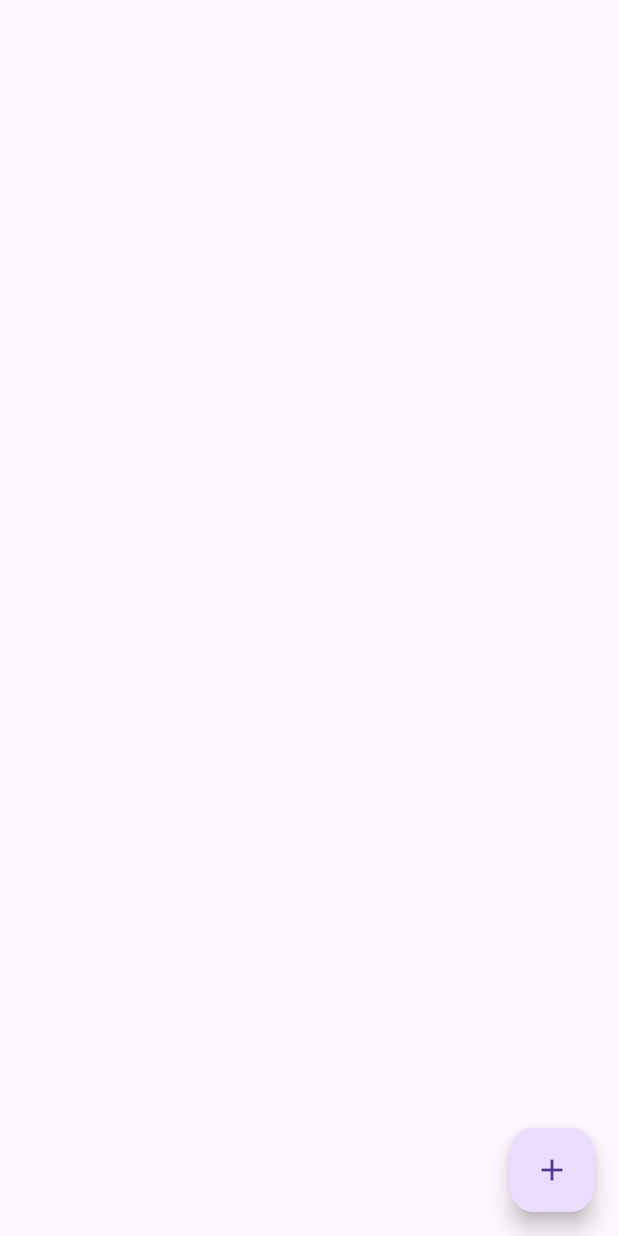
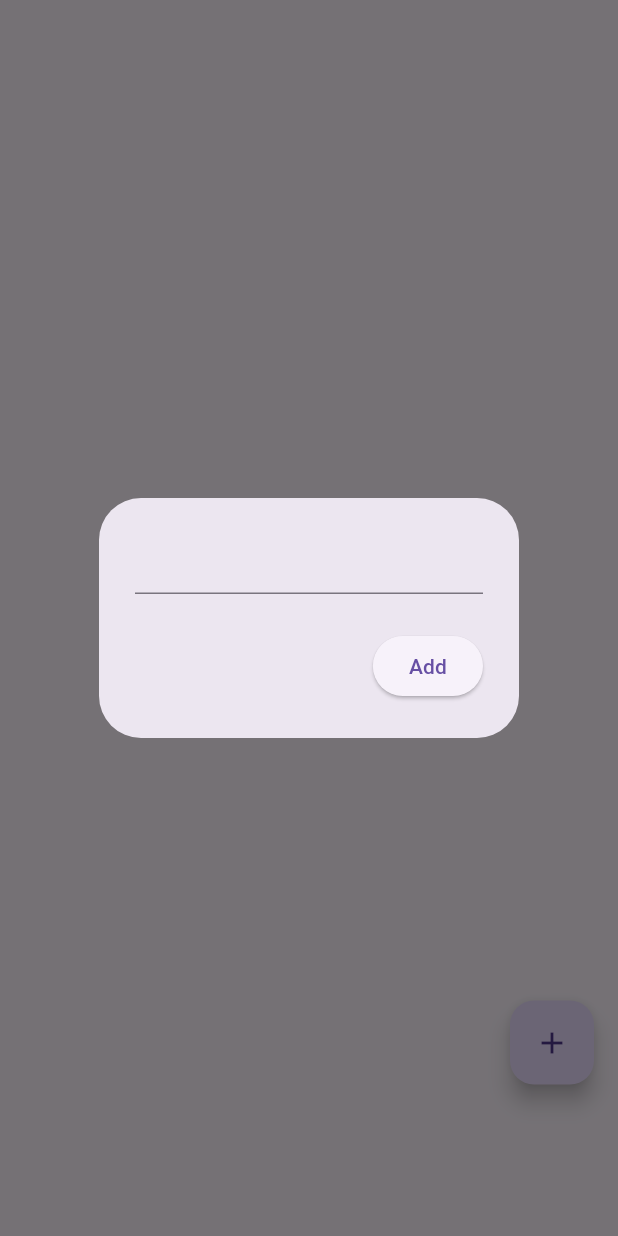
Before and after one commit to RohitSth/xploverse_flutter, a Flutter app: the EventsCreation screen opened directly, after a tap on the "add" icon, on a phone screen of 412 x 824 dp. Run offline on Flutter 3.47's test engine with Material 3 defaults, Android fonts, the phone set to English and light mode, and no system bars; our stand-ins replace cloud_firestore, firebase_auth, firebase_core, flutter_map, flutter_riverpod, flutter_svg and 4 more; accounts and stored records are empty; generated files the repository leaves out were written again; network calls fail.

Commit message:
update :: minor updates in the navbar

```diff
--- a/lib/providers/booked_provider.dart
+++ b/lib/providers/booked_provider.dart
@@ -1,4 +1,4 @@
-import 'package:flutter_xploverse/models/auth/event.dart';
+import 'package:flutter_xploverse/models/event/event.dart';
 import 'package:riverpod_annotation/riverpod_annotation.dart';
 
 part 'booked_provider.g.dart';
--- a/lib/providers/events_provider.dart
+++ b/lib/providers/events_provider.dart
@@ -1,5 +1,5 @@
 import 'package:riverpod_annotation/riverpod_annotation.dart';
-import 'package:flutter_xploverse/models/auth/event.dart';
+import 'package:flutter_xploverse/models/event/event.dart';
 import 'package:latlong2/latlong.dart';
 
 part 'events_provider.g.dart';
--- a/lib/screens/events/events_creation.dart
+++ b/lib/screens/events/events_creation.dart
@@ -1,15 +1,42 @@
 import 'package:flutter/material.dart';
 
-class EventsCreation extends StatelessWidget {
+class EventsCreation extends StatefulWidget {
   const EventsCreation({super.key});
+
+  @override
+  State<EventsCreation> createState() => _EventsCreationState();
+}
+
+class _EventsCreationState extends State<EventsCreation> {
+  // Controller
+  final TextEditingController titleController = TextEditingController();
+
+  // open a dialog box to add an event
+  void openEventBox() {
+    showDialog(
+        context: context,
+        builder: (context) => AlertDialog(
+              content: TextField(
+                controller: titleController,
+              ),
+              actions: [
+                // Button to save
+                ElevatedButton(onPressed: () {}, child: Text("Add"))
+              ],
+            ));
+  }
 
   @override
   Widget build(BuildContext context) {
     return Scaffold(
-      floatingActionButton: FloatingActionButton(
-        onPressed: () {},
-        child: const Icon(Icons.add),
+      floatingActionButton: Padding(
+        padding: const EdgeInsets.only(bottom: 85.0),
+        child: FloatingActionButton(
+          onPressed: openEventBox,
+          child: const Icon(Icons.add),
+        ),
       ),
+      floatingActionButtonLocation: FloatingActionButtonLocation.endFloat,
     );
   }
 }
--- a/lib/screens/home/home_screen.dart
+++ b/lib/screens/home/home_screen.dart
@@ -7,7 +7,7 @@ import 'package:flutter_svg/svg.dart';
 import 'package:flutter_xploverse/providers/booked_provider.dart';
 import 'package:flutter_xploverse/screens/auth/login.dart';
 import 'package:flutter_xploverse/models/auth/authentication.dart';
-import 'package:flutter_xploverse/screens/events/events_screen.dart';
+import 'package:flutter_xploverse/screens/events/events_creation.dart';
 import 'package:flutter_xploverse/screens/tickets/tickets_screen.dart';
 import 'package:flutter_xploverse/screens/home/fade_page_route.dart';
 import 'package:flutter_xploverse/screens/home/profile_screen.dart';
@@ -32,7 +32,7 @@ class _HomeScreenState extends ConsumerState<HomeScreen> {
 
   final List<Widget> _children = [
     const MapPage(),
-    const EventsScreen(),
+    const EventsCreation(),
     const TicketsScreen(),
     const ProfileScreen(),
   ];
```
Also changed, not shown: lib/models/event/event.dart (renamed from lib/models/auth/event.dart), lib/models/event/event_services.dart (added).
